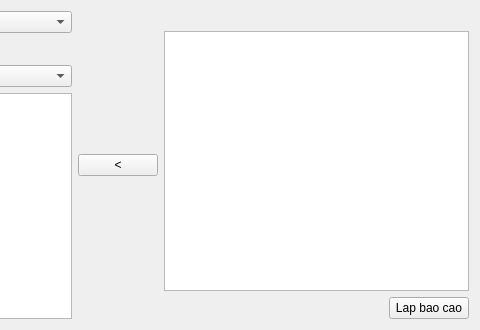
Qt form reporttctre.ui (xdien/tcmr) before a commit; both pictures show x 244 to 724 and y 0 to 330 of the 724 by 330 pixel window.
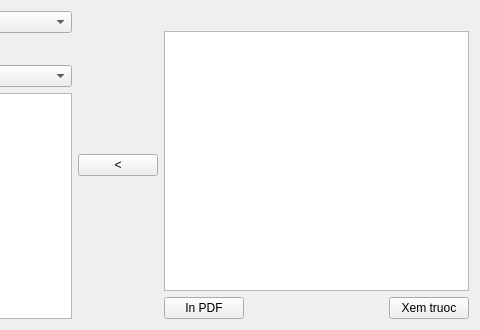
The same form after that commit.

Commit message: Khong su dung ncreport tren windows

Patch:
```diff
--- a/reporttctre.ui
+++ b/reporttctre.ui
@@ -86,6 +86,13 @@
      </item>
      <item>
       <layout class="QHBoxLayout" name="horizontalLayout">
+       <item>
+        <widget class="QPushButton" name="pushButton_3">
+         <property name="text">
+          <string>In PDF</string>
+         </property>
+        </widget>
+       </item>
        <item>
         <spacer name="horizontalSpacer_2">
          <property name="orientation">
@@ -102,7 +109,7 @@
        <item>
         <widget class="QPushButton" name="pushButton_2">
          <property name="text">
-          <string>Lap bao cao</string>
+          <string>Xem truoc</string>
          </property>
         </widget>
        </item>
```
The commit also changes 6 other files.
